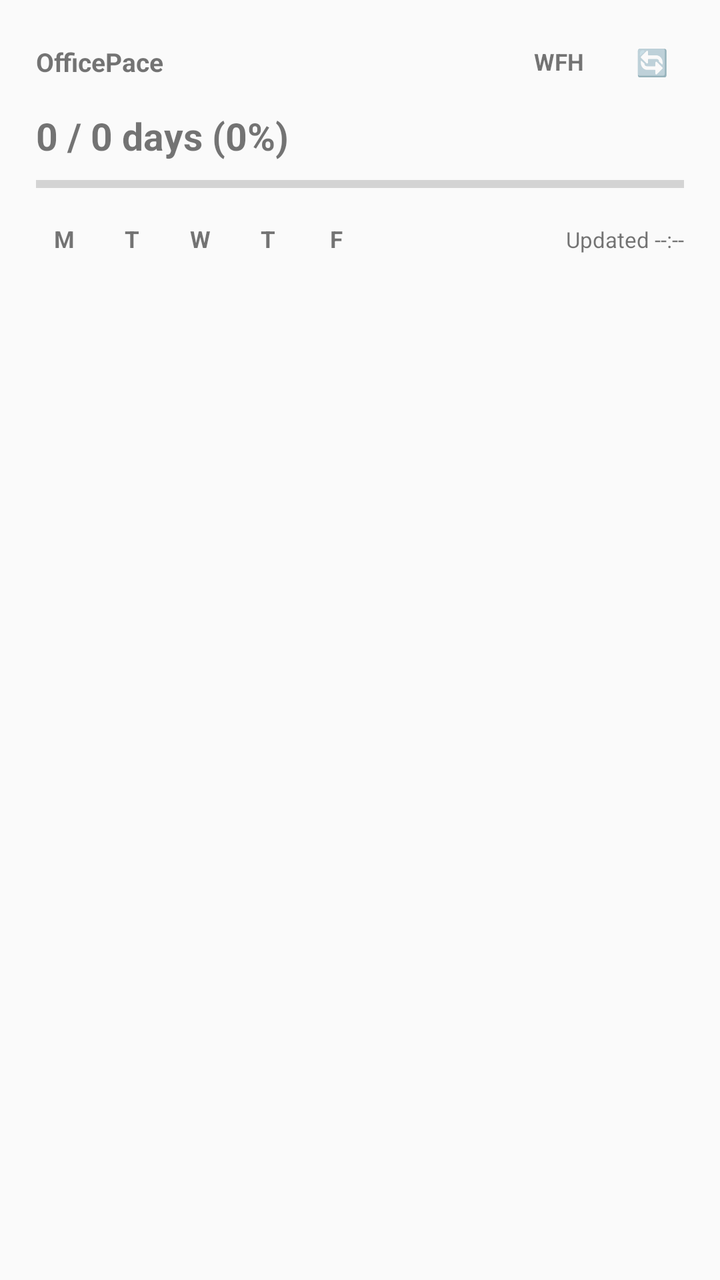
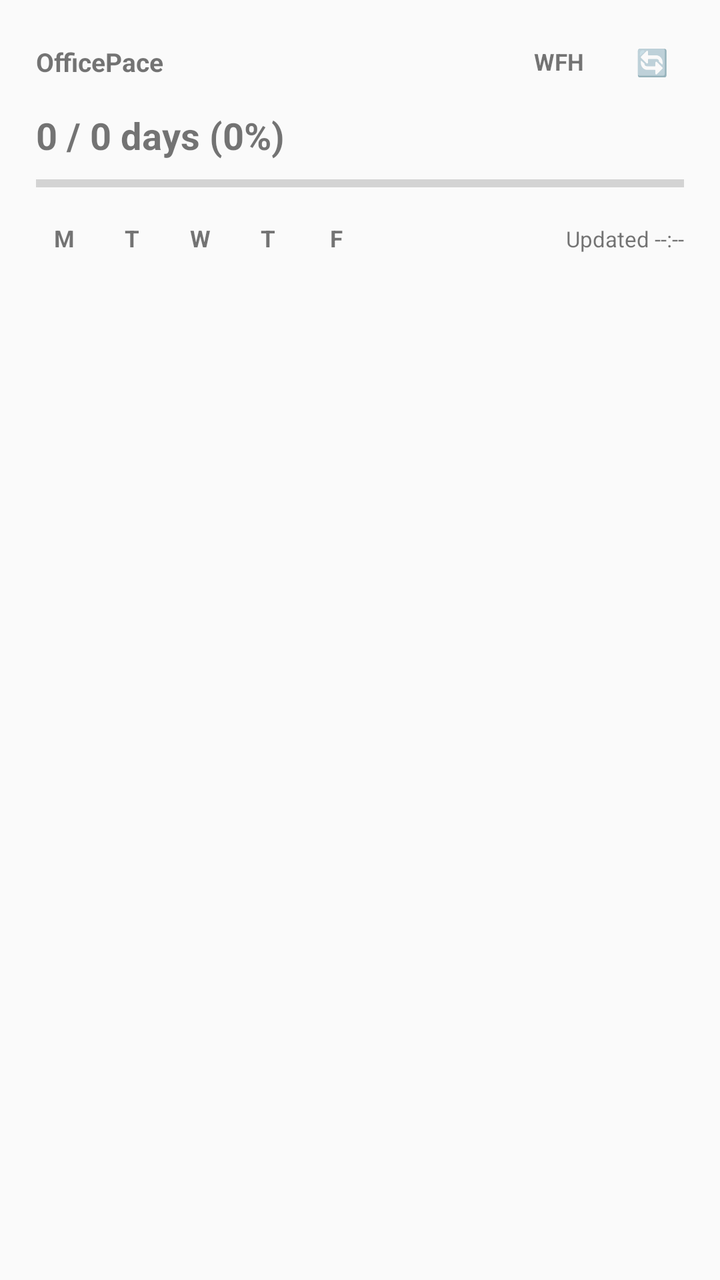

Compare the two renders of this Android layout. The source of the first and the diff that turns it into the second are given below.
<!-- AndroidManifest.xml: application theme Theme.AppCompat.DayNight.NoActionBar -->
<!-- res/layout/wfo_widget.xml -->
<?xml version="1.0" encoding="utf-8"?>
<FrameLayout xmlns:android="http://schemas.android.com/apk/res/android"
    android:id="@android:id/background"
    android:layout_width="match_parent"
    android:layout_height="match_parent"
    android:padding="2dp">

    <ImageView
        android:id="@+id/widget_bg_glass"
        android:layout_width="match_parent"
        android:layout_height="match_parent"
        android:contentDescription="@null"
        android:scaleType="fitXY" />

    <LinearLayout
        android:id="@+id/widget_root"
        android:layout_width="match_parent"
        android:layout_height="match_parent"
        android:orientation="vertical"
        android:paddingStart="16dp"
        android:paddingTop="13dp"
        android:paddingEnd="16dp"
        android:paddingBottom="12dp">

        
        <LinearLayout
            android:layout_width="match_parent"
            android:layout_height="wrap_content"
            android:gravity="center_vertical"
            android:orientation="horizontal">

            <TextView
                android:id="@+id/widget_header_date"
                android:layout_width="0dp"
                android:layout_height="wrap_content"
                android:layout_weight="1"
                android:ellipsize="end"
                android:maxLines="1"
                android:text="OfficePace"
                android:textSize="13sp"
                android:textStyle="bold" />

            <LinearLayout
                android:id="@+id/widget_status_pill"
                android:layout_width="wrap_content"
                android:layout_height="wrap_content"
                android:gravity="center_vertical"
                android:orientation="horizontal"
                android:paddingStart="10dp"
                android:paddingTop="4dp"
                android:paddingEnd="10dp"
                android:paddingBottom="4dp">

                <TextView
                    android:id="@+id/widget_status_text"
                    android:layout_width="wrap_content"
                    android:layout_height="wrap_content"
                    android:ellipsize="end"
                    android:maxLines="1"
                    android:text="WFH"
                    android:textSize="11.5sp"
                    android:textStyle="bold" />

                <Chronometer
                    android:id="@+id/widget_office_chrono"
                    android:layout_width="wrap_content"
                    android:layout_height="wrap_content"
                    android:layout_marginStart="4dp"
                    android:textSize="11.5sp"
                    android:textStyle="bold"
                    android:visibility="gone" />
            </LinearLayout>

            <TextView
                android:id="@+id/widget_refresh_btn"
                android:layout_width="32dp"
                android:layout_height="32dp"
                android:layout_marginStart="8dp"
                android:gravity="center"
                android:text="🔄"
                android:textSize="13sp" />
        </LinearLayout>

        
        <LinearLayout
            android:layout_width="match_parent"
            android:layout_height="wrap_content"
            android:layout_marginTop="8dp"
            android:gravity="bottom"
            android:orientation="horizontal">

            <TextView
                android:id="@+id/widget_hero_ratio"
                android:layout_width="wrap_content"
                android:layout_height="wrap_content"
                android:maxLines="1"
                android:text="0 / 0 days (0%)"
                android:textSize="19sp"
                android:textStyle="bold" />

            <TextView
                android:id="@+id/widget_projected_badge"
                android:layout_width="wrap_content"
                android:layout_height="wrap_content"
                android:layout_marginStart="8dp"
                android:maxLines="1"
                android:textSize="11.5sp"
                android:textStyle="bold"
                android:visibility="gone" />

            <TextView
                android:id="@+id/widget_pace_line"
                android:layout_width="0dp"
                android:layout_height="wrap_content"
                android:layout_marginStart="8dp"
                android:layout_weight="1"
                android:ellipsize="end"
                android:gravity="end"
                android:maxLines="1"
                android:textSize="12sp"
                android:textStyle="bold" />
        </LinearLayout>

        
        <ProgressBar
            android:id="@+id/widget_progress_bar"
            style="?android:attr/progressBarStyleHorizontal"
            android:layout_width="match_parent"
            android:layout_height="7dp"
            android:layout_marginTop="8dp"
            android:max="100"
            android:progress="0"
            android:secondaryProgress="0" />

        
        <LinearLayout
            android:id="@+id/widget_footer_row"
            android:layout_width="match_parent"
            android:layout_height="wrap_content"
            android:layout_marginTop="10dp"
            android:gravity="center_vertical"
            android:orientation="horizontal">

            <LinearLayout
                android:layout_width="0dp"
                android:layout_height="wrap_content"
                android:layout_weight="1"
                android:gravity="center_vertical"
                android:orientation="horizontal">

                <TextView
                    android:id="@+id/widget_day_mon"
                    android:layout_width="28dp"
                    android:layout_height="28dp"
                    android:layout_marginEnd="6dp"
                    android:gravity="center"
                    android:text="M"
                    android:textSize="11.5sp"
                    android:textStyle="bold" />

                <TextView
                    android:id="@+id/widget_day_tue"
                    android:layout_width="28dp"
                    android:layout_height="28dp"
                    android:layout_marginEnd="6dp"
                    android:gravity="center"
                    android:text="T"
                    android:textSize="11.5sp"
                    android:textStyle="bold" />

                <TextView
                    android:id="@+id/widget_day_wed"
                    android:layout_width="28dp"
                    android:layout_height="28dp"
                    android:layout_marginEnd="6dp"
                    android:gravity="center"
                    android:text="W"
                    android:textSize="11.5sp"
                    android:textStyle="bold" />

                <TextView
                    android:id="@+id/widget_day_thu"
                    android:layout_width="28dp"
                    android:layout_height="28dp"
                    android:layout_marginEnd="6dp"
                    android:gravity="center"
                    android:text="T"
                    android:textSize="11.5sp"
                    android:textStyle="bold" />

                <TextView
                    android:id="@+id/widget_day_fri"
                    android:layout_width="28dp"
                    android:layout_height="28dp"
                    android:gravity="center"
                    android:text="F"
                    android:textSize="11.5sp"
                    android:textStyle="bold" />
            </LinearLayout>

            <TextView
                android:id="@+id/widget_updated_time"
                android:layout_width="wrap_content"
                android:layout_height="wrap_content"
                android:maxLines="1"
                android:text="Updated --:--"
                android:textSize="11sp" />
        </LinearLayout>
    </LinearLayout>
</FrameLayout>
<!-- resources referenced by this layout -->
<resources>

</resources>

<!-- the commit's change to res/layout/wfo_widget.xml (unified diff, before → after) -->
@@ -95,16 +95,16 @@
                 android:layout_height="wrap_content"
                 android:maxLines="1"
                 android:text="0 / 0 days (0%)"
-                android:textSize="19sp"
+                android:textSize="18.5sp"
                 android:textStyle="bold" />
 
             <TextView
                 android:id="@+id/widget_projected_badge"
                 android:layout_width="wrap_content"
                 android:layout_height="wrap_content"
-                android:layout_marginStart="8dp"
-                android:maxLines="1"
-                android:textSize="11.5sp"
+                android:layout_marginStart="6dp"
+                android:maxLines="1"
+                android:textSize="11sp"
                 android:textStyle="bold"
                 android:visibility="gone" />
 
@@ -112,12 +112,12 @@
                 android:id="@+id/widget_pace_line"
                 android:layout_width="0dp"
                 android:layout_height="wrap_content"
-                android:layout_marginStart="8dp"
+                android:layout_marginStart="6dp"
                 android:layout_weight="1"
                 android:ellipsize="end"
                 android:gravity="end"
                 android:maxLines="1"
-                android:textSize="12sp"
+                android:textSize="11.5sp"
                 android:textStyle="bold" />
         </LinearLayout>
 
@@ -141,67 +141,136 @@
             android:gravity="center_vertical"
             android:orientation="horizontal">
 
-            <LinearLayout
+            
+            <FrameLayout
+                android:layout_width="28dp"
+                android:layout_height="28dp"
+                android:layout_marginEnd="6dp">
+
+                <ImageView
+                    android:id="@+id/widget_day_mon_bg"
+                    android:layout_width="match_parent"
+                    android:layout_height="match_parent"
+                    android:contentDescription="@null"
+                    android:scaleType="fitXY" />
+
+                <TextView
+                    android:id="@+id/widget_day_mon"
+                    android:layout_width="match_parent"
+                    android:layout_height="match_parent"
+                    android:gravity="center"
+                    android:text="M"
+                    android:textSize="11.5sp"
+                    android:textStyle="bold" />
+            </FrameLayout>
+
+            
+            <FrameLayout
+                android:layout_width="28dp"
+                android:layout_height="28dp"
+                android:layout_marginEnd="6dp">
+
+                <ImageView
+                    android:id="@+id/widget_day_tue_bg"
+                    android:layout_width="match_parent"
+                    android:layout_height="match_parent"
+                    android:contentDescription="@null"
+                    android:scaleType="fitXY" />
+
+                <TextView
+                    android:id="@+id/widget_day_tue"
+                    android:layout_width="match_parent"
+                    android:layout_height="match_parent"
+                    android:gravity="center"
+                    android:text="T"
+                    android:textSize="11.5sp"
+                    android:textStyle="bold" />
+            </FrameLayout>
+
+            
+            <FrameLayout
+                android:layout_width="28dp"
+                android:layout_height="28dp"
+                android:layout_marginEnd="6dp">
+
+                <ImageView
+                    android:id="@+id/widget_day_wed_bg"
+                    android:layout_width="match_parent"
+                    android:layout_height="match_parent"
+                    android:contentDescription="@null"
+                    android:scaleType="fitXY" />
+
+                <TextView
+                    android:id="@+id/widget_day_wed"
+                    android:layout_width="match_parent"
+                    android:layout_height="match_parent"
+                    android:gravity="center"
+                    android:text="W"
+                    android:textSize="11.5sp"
+                    android:textStyle="bold" />
+            </FrameLayout>
+
+            
+            <FrameLayout
+                android:layout_width="28dp"
+                android:layout_height="28dp"
+                android:layout_marginEnd="6dp">
+
+                <ImageView
+                    android:id="@+id/widget_day_thu_bg"
+                    android:layout_width="match_parent"
+                    android:layout_height="match_parent"
+                    android:contentDescription="@null"
+                    android:scaleType="fitXY" />
+
+                <TextView
+                    android:id="@+id/widget_day_thu"
+                    android:layout_width="match_parent"
+                    android:layout_height="match_parent"
+                    android:gravity="center"
+                    android:text="T"
+                    android:textSize="11.5sp"
+                    android:textStyle="bold" />
+            </FrameLayout>
+
+            
+            <FrameLayout
+                android:layout_width="28dp"
+                android:layout_height="28dp">
+
+                <ImageView
+                    android:id="@+id/widget_day_fri_bg"
+                    android:layout_width="match_parent"
+                    android:layout_height="match_parent"
+                    android:contentDescription="@null"
+                    android:scaleType="fitXY" />
+
+                <TextView
+                    android:id="@+id/widget_day_fri"
+                    android:layout_width="match_parent"
+                    android:layout_height="match_parent"
+                    android:gravity="center"
+                    android:text="F"
+                    android:textSize="11.5sp"
+                    android:textStyle="bold" />
+            </FrameLayout>
+
+            <TextView
+                android:id="@+id/widget_week_summary"
                 android:layout_width="0dp"
                 android:layout_height="wrap_content"
+                android:layout_marginStart="8dp"
                 android:layout_weight="1"
-                android:gravity="center_vertical"
-                android:orientation="horizontal">
-
-                <TextView
-                    android:id="@+id/widget_day_mon"
-                    android:layout_width="28dp"
-                    android:layout_height="28dp"
-                    android:layout_marginEnd="6dp"
-                    android:gravity="center"
-                    android:text="M"
-                    android:textSize="11.5sp"
-                    android:textStyle="bold" />
-
-                <TextView
-                    android:id="@+id/widget_day_tue"
-                    android:layout_width="28dp"
-                    android:layout_height="28dp"
-                    android:layout_marginEnd="6dp"
-                    android:gravity="center"
-                    android:text="T"
-                    android:textSize="11.5sp"
-                    android:textStyle="bold" />
-
-                <TextView
-                    android:id="@+id/widget_day_wed"
-                    android:layout_width="28dp"
-                    android:layout_height="28dp"
-                    android:layout_marginEnd="6dp"
-                    android:gravity="center"
-                    android:text="W"
-                    android:textSize="11.5sp"
-                    android:textStyle="bold" />
-
-                <TextView
-                    android:id="@+id/widget_day_thu"
-                    android:layout_width="28dp"
-                    android:layout_height="28dp"
-                    android:layout_marginEnd="6dp"
-                    android:gravity="center"
-                    android:text="T"
-                    android:textSize="11.5sp"
-                    android:textStyle="bold" />
-
-                <TextView
-                    android:id="@+id/widget_day_fri"
-                    android:layout_width="28dp"
-                    android:layout_height="28dp"
-                    android:gravity="center"
-                    android:text="F"
-                    android:textSize="11.5sp"
-                    android:textStyle="bold" />
-            </LinearLayout>
+                android:ellipsize="end"
+                android:maxLines="1"
+                android:textSize="11sp"
+                android:textStyle="bold" />
 
             <TextView
                 android:id="@+id/widget_updated_time"
                 android:layout_width="wrap_content"
                 android:layout_height="wrap_content"
+                android:layout_marginStart="6dp"
                 android:maxLines="1"
                 android:text="Updated --:--"
                 android:textSize="11sp" />
